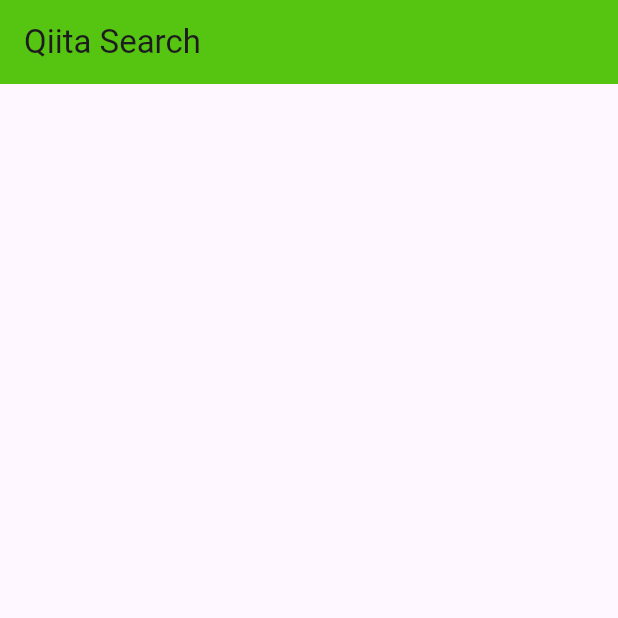
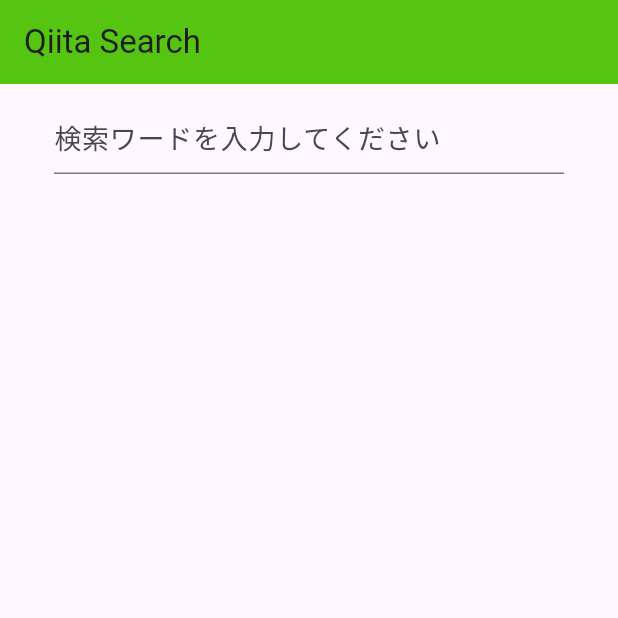
Before and after one commit to hirodesu85/flutter-practice, a Flutter app: the screen it shows after launch, on a phone screen of 412 x 824 dp, the top half of it. Run offline on Flutter 3.47's test engine with Material 3 defaults, Android fonts, the phone set to English and light mode, and no system bars; our stand-ins replace flutter_dotenv.

Commit message:
add:qiitaのAPIを叩いてデータを取ってくる処理

```diff
--- a/lib/screens/search_screen.dart
+++ b/lib/screens/search_screen.dart
@@ -1,4 +1,8 @@
 import 'package:flutter/material.dart';
+import 'dart:convert';
+import 'package:http/http.dart' as http;
+import 'package:flutter_dotenv/flutter_dotenv.dart';
+import 'package:flutter_practice/models/article.dart';
 
 class SearchScreen extends StatefulWidget {
   const SearchScreen({super.key});
@@ -8,13 +12,65 @@ class SearchScreen extends StatefulWidget {
 }
 
 class _SearchScreenState extends State<SearchScreen> {
+  List<Article> articles = []; // 検索結果を格納するリスト
+
   @override
   Widget build(BuildContext context) {
     return Scaffold(
-      appBar: AppBar(
-        title: const Text('Qiita Search'),
-      ),
-      body: Container(),
+        appBar: AppBar(
+          title: const Text('Qiita Search'),
+        ),
+        body: Column(
+          children: [
+            // 検索ボックス
+            Padding(
+              padding: const EdgeInsets.symmetric(
+                vertical: 12,
+                horizontal: 36,
+              ),
+              child: TextField(
+                style: const TextStyle(
+                  fontSize: 18,
+                  color: Colors.black,
+                ),
+                decoration: const InputDecoration(
+                  hintText: '検索ワードを入力してください',
+                ),
+                onSubmitted: (String value) async {
+                  final results = await searchQiita(value);
+                  setState(() => articles = results);
+                },
+              ),
+            ),
+            // 検索結果一覧
+          ],
+        ));
+  }
+
+  Future<List<Article>> searchQiita(String keyword) async {
+    // 1. http通信に必要なデータを準備
+    final uri = Uri.https('qiita.com', '/api/v2/items', {
+      'query': 'title:$keyword',
+      'per_page': '10',
+    });
+
+    final String token = dotenv.env['QIITA_API_TOKEN'] ?? '';
+
+    // 2. Qiita APIにリクエストを送信
+    final http.Response response = await http.get(
+      uri,
+      headers: {
+        'Authorization': 'Bearer $token',
+      },
     );
+
+    // 3. 戻り値をArticleのリストに変換
+    // 4. Articleのリストを返す
+    if (response.statusCode == 200) {
+      final List<dynamic> body = jsonDecode(response.body);
+      return body.map((json) => Article.fromJson(json)).toList();
+    } else {
+      return [];
+    }
   }
 }
```
